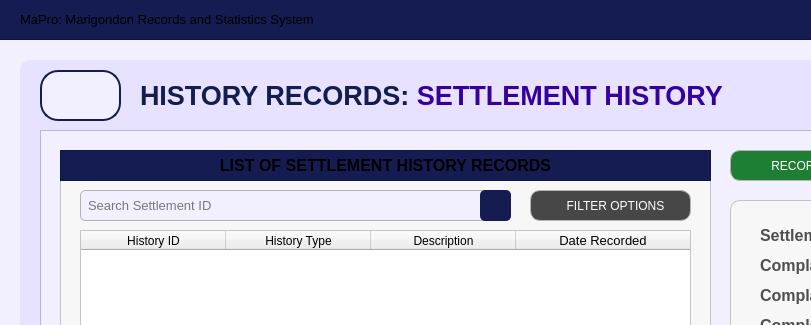
First picture: the form in Views/MainPages/HistoryRecordPages/settlement_history.ui, repository Yohhannn/Barangay-Records-Statistics-System, before the edit; both pictures show x 0 to 811 and y 0 to 325 of the 1350 by 850 pixel window.
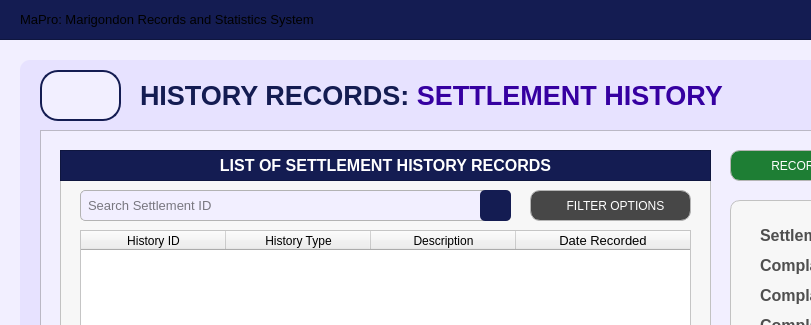
Second picture: the form after the edit. Icons and pictures are not drawn.

What changed in the file:
```diff
--- a/Views/MainPages/HistoryRecordPages/settlement_history.ui
+++ b/Views/MainPages/HistoryRecordPages/settlement_history.ui
@@ -269,7 +269,7 @@
         </font>
        </property>
        <property name="styleSheet">
-        <string notr="true">#label_title{
+        <string notr="true">#label_title_3{
 	background-color:transparent;
 	color: rgb(255, 255, 255);
 }</string>
```
Left out of the diff: 4 changed lines with no effect on the pictures.
